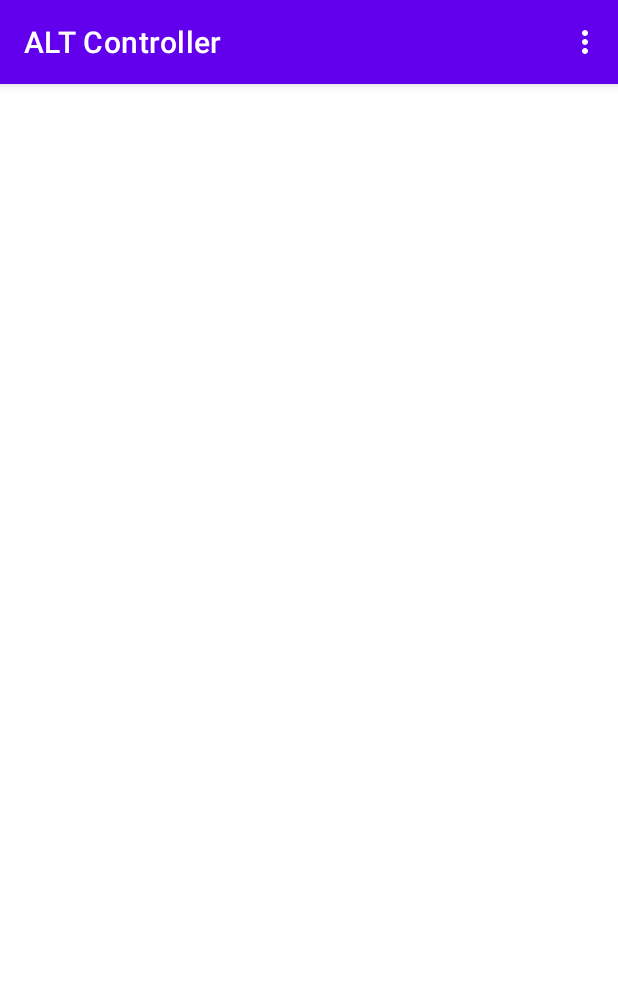
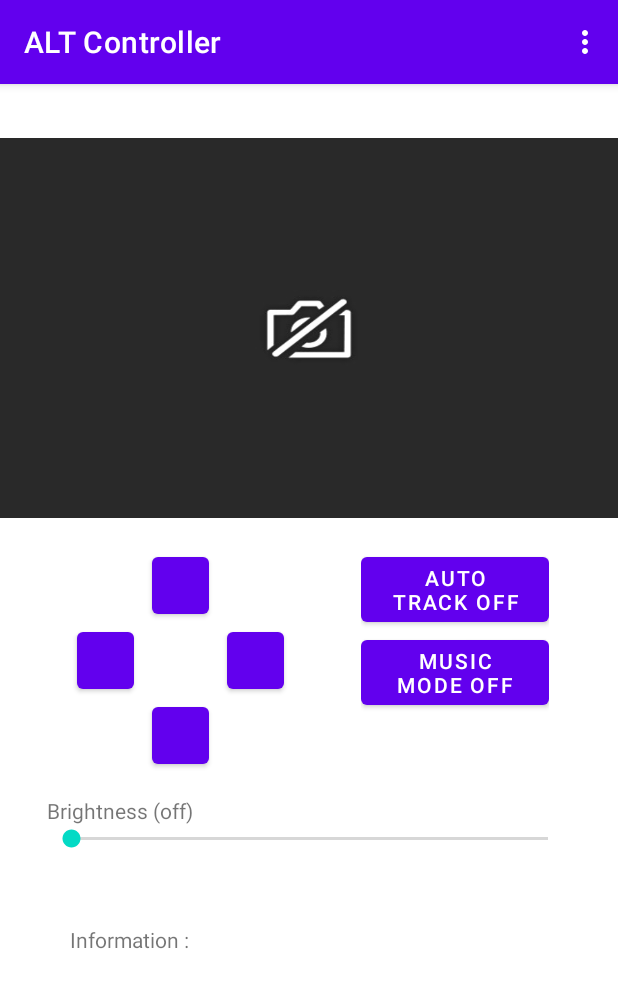
Before and after one commit to Shift2Ace/KPD_Project_2.0, an Android app: the screen it shows after launch (MainActivity), on a phone screen of 412 x 824 dp. Shown: the top 988 px of the screen. Run offline under Robolectric (Android 15) with nearby library versions, the phone set to English and light mode, and no system bars.

Commit message:
stable version 2.4 New function : can show the image

```diff
--- a/app/src/main/java/com/example/kpd_project_20/MainActivity.java
+++ b/app/src/main/java/com/example/kpd_project_20/MainActivity.java
@@ -16,33 +16,40 @@ import android.widget.ImageView;
 
 
 
+public class MainActivity extends AppCompatActivity {
 
-public class MainActivity extends AppCompatActivity {
-    static ImageView view;
+    ImageView view;
     static String TAG = "Main Activity";
     static Boolean updateImage = false;
     private static byte[] imageData;
+    Bitmap bmp;
+
 
     @Override
     protected void onCreate(Bundle savedInstanceState) {
         super.onCreate(savedInstanceState);
         setContentView(R.layout.activity_main);
         UdpServer.runUdpServer();
-        view = findViewById(R.id.imageView);
+
         new Thread(new Runnable() {
             @Override
             public void run() {
-                while (true) {
-                    if (updateImage) {
-                        Bitmap bmp = BitmapFactory.decodeByteArray(imageData, 0, imageData.length);
-                        view.setImageBitmap(bmp);
-                        updateImage = false;
+                while (true){
+                    if (updateImage){
+                        view = findViewById(R.id.imageView);
+                        bmp = BitmapFactory.decodeByteArray(imageData, 0, imageData.length);
+                        MainActivity.this.runOnUiThread(new Runnable() {
+                            @Override
+                            public void run() {
+                                view.setImageBitmap(bmp);
+                            }
+                        });
+
                     }
                 }
             }
         }).start();
     }
-
     @Override
     public boolean onCreateOptionsMenu(Menu menu) {
         MenuInflater inflater = getMenuInflater();
--- a/app/src/main/java/com/example/kpd_project_20/Setting.java
+++ b/app/src/main/java/com/example/kpd_project_20/Setting.java
@@ -8,6 +8,7 @@ public class Setting extends AppCompatActivity {
 
     @Override
     protected void onCreate(Bundle savedInstanceState) {
+        getSupportActionBar().hide();
         super.onCreate(savedInstanceState);
         setContentView(R.layout.activity_setting);
     }
--- a/app/src/main/java/com/example/kpd_project_20/TargetDevice.java
+++ b/app/src/main/java/com/example/kpd_project_20/TargetDevice.java
@@ -21,6 +21,7 @@ public class TargetDevice extends AppCompatActivity {
 
     @Override
     protected void onCreate(Bundle savedInstanceState) {
+        getSupportActionBar().hide();
         new Thread(new Runnable() {
             @Override
             public void run() {
--- a/app/src/main/res/layout/activity_main.xml
+++ b/app/src/main/res/layout/activity_main.xml
@@ -3,18 +3,173 @@
     xmlns:app="http://schemas.android.com/apk/res-auto"
     xmlns:tools="http://schemas.android.com/tools"
     android:layout_width="match_parent"
-    android:layout_height="match_parent"
+    android:layout_height="wrap_content"
     tools:context=".MainActivity">
 
     <ImageView
         android:id="@+id/imageView"
-        android:layout_width="360dp"
-        android:layout_height="270dp"
-        android:layout_marginTop="16dp"
-        android:scaleType="fitXY"
+        android:layout_width="0dp"
+        android:layout_height="253dp"
+        android:layout_marginTop="36dp"
+        android:background="@drawable/img"
         app:layout_constraintEnd_toEndOf="parent"
-        app:layout_constraintHorizontal_bias="0.473"
+        app:layout_constraintHorizontal_bias="0.49"
         app:layout_constraintStart_toStartOf="parent"
-        app:layout_constraintTop_toTopOf="parent"
-        app:srcCompat="@drawable/streaming" />
+        app:layout_constraintTop_toTopOf="parent" />
+
+    <LinearLayout
+        android:id="@+id/linearLayout2"
+        android:layout_width="0dp"
+        android:layout_height="wrap_content"
+        android:layout_marginTop="20dp"
+        android:orientation="vertical"
+        app:layout_constraintEnd_toEndOf="parent"
+        app:layout_constraintStart_toStartOf="parent"
+        app:layout_constraintTop_toBottomOf="@+id/imageView">
+
+        <LinearLayout
+            android:layout_width="match_parent"
+            android:layout_height="wrap_content"
+            android:orientation="horizontal">
+
+            <Space
+                android:layout_width="wrap_content"
+                android:layout_height="wrap_content"
+                android:layout_weight="1" />
+
+            <TableLayout
+                android:layout_width="wrap_content"
+                android:layout_height="wrap_content">
+
+                <TableRow
+                    android:layout_width="match_parent"
+                    android:layout_height="match_parent">
+
+                    <Space
+                        android:layout_width="wrap_content"
+                        android:layout_height="wrap_content" />
+
+                    <Button
+                        android:id="@+id/button2"
+                        android:layout_width="50dp"
+                        android:layout_height="50dp"
+                        android:insetLeft="6dp"
+                        android:insetRight="6dp" />
+
+                    <Space
+                        android:layout_width="wrap_content"
+                        android:layout_height="wrap_content" />
+
+                </TableRow>
+
+                <TableRow
+                    android:layout_width="match_parent"
+                    android:layout_height="match_parent">
+
+                    <Button
+                        android:id="@+id/button5"
+                        android:layout_width="50dp"
+                        android:layout_height="50dp"
+                        android:insetLeft="6dp"
+                        android:insetRight="6dp" />
+
+                    <Space
+                        android:layout_width="wrap_content"
+                        android:layout_height="wrap_content" />
+
+                    <Button
+                        android:id="@+id/button4"
+                        android:layout_width="50dp"
+                        android:layout_height="50dp"
+                        android:insetLeft="6dp"
+                        android:insetRight="6dp" />
+
+                </TableRow>
+
+                <TableRow
+                    android:layout_width="match_parent"
+                    android:layout_height="match_parent">
+
+                    <Space
+                        android:layout_width="wrap_content"
+                        android:layout_height="wrap_content" />
+
+                    <Button
+                        android:id="@+id/button7"
+                        android:layout_width="50dp"
+                        android:layout_height="50dp"
+                        android:insetLeft="6dp"
+                        android:insetRight="6dp" />
+
+                    <Space
+                        android:layout_width="wrap_content"
+                        android:layout_height="wrap_content" />
+                </TableRow>
+
+            </TableLayout>
+
+            <Space
+                android:layout_width="wrap_content"
+                android:layout_height="wrap_content"
+                android:layout_weight="1" />
+
+            <LinearLayout
+                android:layout_width="125dp"
+                android:layout_height="match_parent"
+                android:orientation="vertical">
+
+                <Button
+                    android:id="@+id/button8"
+                    android:layout_width="match_parent"
+                    android:layout_height="wrap_content"
+                    android:text="Auto Track Off" />
+
+                <Button
+                    android:id="@+id/button9"
+                    android:layout_width="match_parent"
+                    android:layout_height="wrap_content"
+                    android:text="Music Mode Off" />
+
+            </LinearLayout>
+
+            <Space
+                android:layout_width="wrap_content"
+                android:layout_height="wrap_content"
+                android:layout_weight="1" />
+        </LinearLayout>
+
+    </LinearLayout>
+
+    <LinearLayout
+        android:id="@+id/linearLayout3"
+        android:layout_width="350dp"
+        android:layout_height="66dp"
+        android:layout_marginTop="15dp"
+        android:orientation="vertical"
+        app:layout_constraintEnd_toEndOf="parent"
+        app:layout_constraintStart_toStartOf="parent"
+        app:layout_constraintTop_toBottomOf="@+id/linearLayout2">
+
+        <TextView
+            android:id="@+id/textView2"
+            android:layout_width="match_parent"
+            android:layout_height="wrap_content"
+            android:text="Brightness (off)" />
+
+        <SeekBar
+            android:id="@+id/seekBar3"
+            android:layout_width="match_parent"
+            android:layout_height="wrap_content" />
+    </LinearLayout>
+
+    <TextView
+        android:id="@+id/textView6"
+        android:layout_width="319dp"
+        android:layout_height="98dp"
+        android:layout_marginTop="20dp"
+        android:text="Information :"
+        app:layout_constraintEnd_toEndOf="parent"
+        app:layout_constraintStart_toStartOf="parent"
+        app:layout_constraintTop_toBottomOf="@+id/linearLayout3" />
+
 </androidx.constraintlayout.widget.ConstraintLayout>
```
Also changed, not shown: app/src/main/res/drawable/img.png (added).
